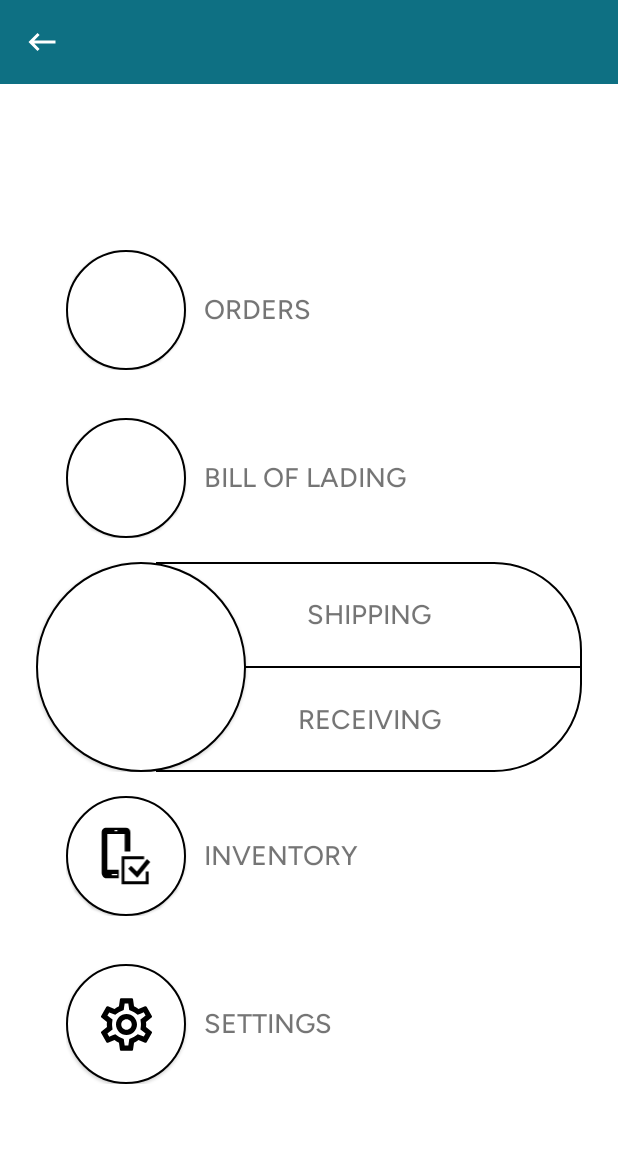
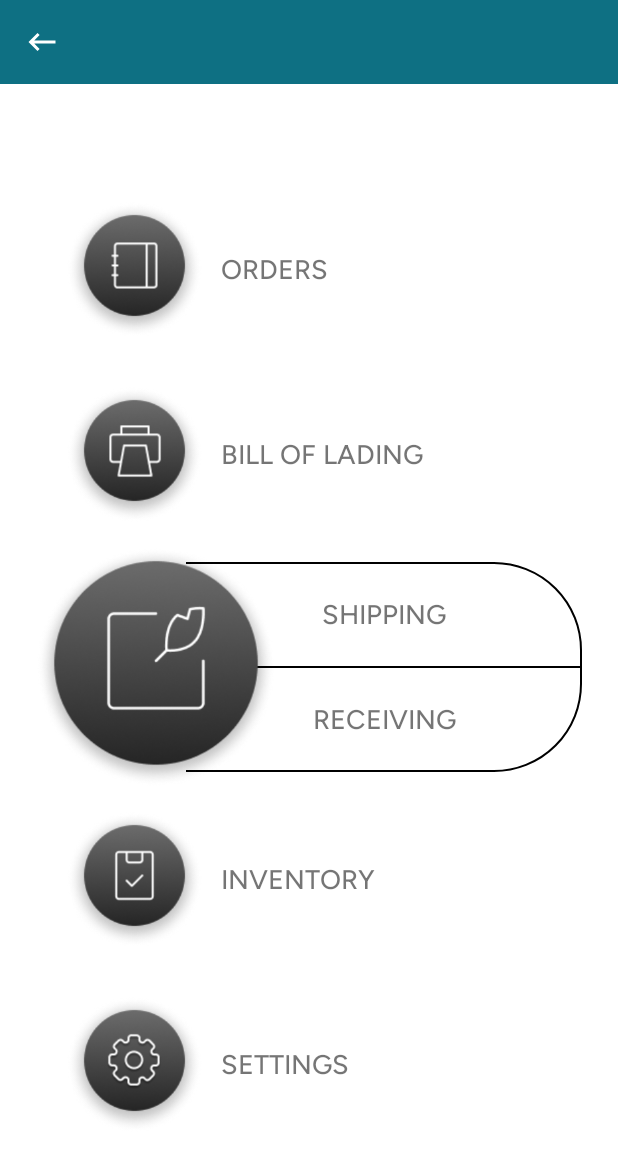
Before and after one commit to PlaidwareSolutions/myworkapp-cleantech-mobile, an Android app: the layout activity_home_screen.xml on its own in the app's theme, with its tools: preview values and no code run, on a phone screen of 412 x 824 dp. Shown: the top 1163 px of the screen. Run offline under Robolectric (Android 15) with nearby library versions, the phone set to English and light mode, and no system bars.

Commit message:
inventory fragment added

```diff
--- a/app/src/main/java/com/example/rfidapp/activity/PrepareShipmentActivity.kt
+++ b/app/src/main/java/com/example/rfidapp/activity/PrepareShipmentActivity.kt
@@ -1,5 +1,6 @@
 package com.example.rfidapp.activity
 
+import android.content.Intent
 import android.util.Log
 import androidx.activity.viewModels
 import androidx.recyclerview.widget.LinearLayoutManager
@@ -37,6 +38,10 @@ class PrepareShipmentActivity : ActBase<ActivityPrepareShipmentBinding>() {
                 }
             }
         }
+
+        binding.orderDetailsButton.setOnClickListener {
+            startActivity(Intent(this, OrderDetailActivity::class.java))
+        }
     }
 
     override fun bindMethods() {
--- a/app/src/main/res/drawable/ic_inventory.xml
+++ /dev/null
@@ -1,20 +0,0 @@
-<vector xmlns:android="http://schemas.android.com/apk/res/android"
-    android:width="71dp"
-    android:height="81dp"
-    android:viewportWidth="71"
-    android:viewportHeight="81">
-  <path
-      android:pathData="M66.941,80H26.924v-7.849H7.956C3.428,72.151 0,67.215 0,62.785V8.229C0,3.671 3.549,0 7.956,0h26.555c4.406,0 7.953,3.671 7.953,8.229v30.38h18.604v5.189l1.712,-2.152L70,47.974l-2.938,3.671V80z"
-      android:strokeLineJoin="round"
-      android:fillColor="@color/transparent"
-      android:strokeColor="@color/transparent"
-      android:fillType="evenOdd"
-      android:strokeLineCap="round"/>
-  <path
-      android:pathData="M65.594,78.607L29.126,78.607v-37.72h30.35v3.924L33.042,44.811v29.747h28.635L61.677,61.266h3.916zM50.296,69.874L38.058,57.848l3.919,-4.304 7.832,7.722 13.583,-16.582 4.285,3.798zM34.877,2.279L8.32,2.279c-3.304,0 -6.118,2.786 -6.118,6.329v54.557c0,3.418 2.695,7.467 6.118,7.467h17.011L25.331,59.115L9.913,59.115L9.913,10.76h23.375v23.67h7.711L40.999,8.483c0,-3.418 -2.695,-6.204 -6.121,-6.204zM15.909,64.683h7.465v1.9h-7.465v-1.9zM23.498,6.962h-3.795L19.703,5.318h3.795v1.645z"
-      android:strokeLineJoin="round"
-      android:fillColor="@color/black"
-      android:strokeColor="#00000000"
-      android:fillType="evenOdd"
-      android:strokeLineCap="round"/>
-</vector>
--- a/app/src/main/res/layout/activity_home_screen.xml
+++ b/app/src/main/res/layout/activity_home_screen.xml
@@ -38,9 +38,9 @@
             android:orientation="horizontal">
 
             <ImageView
-                android:layout_width="80dp"
-                android:layout_height="80dp"
-                android:background="@drawable/bg_circle"
+                android:layout_width="@dimen/_70sdp"
+                android:layout_height="@dimen/_70sdp"
+                android:background="@drawable/ic_files"
                 android:elevation="1dp"
                 android:importantForAccessibility="no"
                 android:scaleType="centerInside" />
@@ -75,9 +75,9 @@
             android:orientation="horizontal">
 
             <ImageView
-                android:layout_width="80dp"
-                android:layout_height="80dp"
-                android:background="@drawable/bg_circle"
+                android:layout_width="@dimen/_70sdp"
+                android:layout_height="@dimen/_70sdp"
+                android:src="@drawable/ic_bill_of_lading"
                 android:elevation="1dp"
                 android:importantForAccessibility="no"
                 android:scaleType="centerInside" />
@@ -110,10 +110,10 @@
 
             <ImageView
                 android:id="@+id/iconImage"
-                android:layout_width="140dp"
-                android:layout_height="140dp"
-                android:background="@drawable/bg_circle"
+                android:layout_width="160dp"
+                android:layout_height="160dp"
                 android:elevation="1dp"
+                android:src="@drawable/ic_begin_scanning"
                 android:fontFamily="@font/figtree_medium"
                 android:importantForAccessibility="no"
                 android:scaleType="centerInside" />
@@ -196,14 +196,12 @@
             android:orientation="horizontal">
 
             <ImageView
-                android:layout_width="80dp"
-                android:layout_height="80dp"
-                android:background="@drawable/bg_circle"
+                android:layout_width="@dimen/_70sdp"
+                android:layout_height="@dimen/_70sdp"
                 android:elevation="1dp"
-                android:padding="20dp"
                 android:src="@drawable/ic_inventory"
                 android:importantForAccessibility="no"
-                android:scaleType="centerInside" />
+                android:scaleType="fitXY" />
 
             <LinearLayout
                 android:layout_width="0dp"
@@ -235,14 +233,12 @@
             android:orientation="horizontal">
 
             <ImageView
-                android:layout_width="80dp"
-                android:layout_height="80dp"
-                android:background="@drawable/bg_circle"
+                android:layout_width="@dimen/_70sdp"
+                android:layout_height="@dimen/_70sdp"
                 android:elevation="1dp"
                 android:importantForAccessibility="no"
                 android:scaleType="centerInside"
-                android:src="@drawable/settings_42"
-                app:tint="@color/black" />
+                android:src="@drawable/ic_settings" />
 
             <LinearLayout
                 android:layout_width="0dp"
--- a/gradle/libs.versions.toml
+++ b/gradle/libs.versions.toml
@@ -25,6 +25,8 @@ rxjava = "2.2.10"
 sdpAndroid = "1.1.1"
 sspAndroid = "1.1.1"
 firebaseCrashlyticsBuildtoolsVersion = "3.0.2"
+activity = "1.9.3"
+constraintlayout = "2.2.0"
 
 
 [libraries]
@@ -56,6 +58,8 @@ rxjava = { module = "io.reactivex.rxjava2:rxjava", version.ref = "rxjava" }
 ssp-android = { module = "com.intuit.ssp:ssp-android", version.ref = "sspAndroid" }
 sdp-android = { module = "com.intuit.sdp:sdp-android", version.ref = "sdpAndroid" }
 firebase-crashlytics-buildtools = { group = "com.google.firebase", name = "firebase-crashlytics-buildtools", version.ref = "firebaseCrashlyticsBuildtoolsVersion" }
+androidx-activity = { group = "androidx.activity", name = "activity", version.ref = "activity" }
+androidx-constraintlayout = { group = "androidx.constraintlayout", name = "constraintlayout", version.ref = "constraintlayout" }
 
 
 [plugins]
```
Also changed, not shown: app/src/main/AndroidManifest.xml (+26 -15 lines), app/src/main/java/com/example/rfidapp/activity/InventoryItemsActivity.kt (added, +92 -0 lines), app/src/main/java/com/example/rfidapp/activity/OrderDetailActivity.kt (added, +24 -0 lines), app/src/main/java/com/example/rfidapp/fragment/InventoryItems.java (+13 -9 lines), app/src/main/java/com/example/rfidapp/util/ActBase.kt (+44 -2 lines), app/src/main/res/layout/activity_inventory_items.xml (added, +14 -0 lines), app/src/main/res/layout/activity_order_detail.xml (added, +60 -0 lines), app/src/main/res/drawable/ic_begin_scanning.png (added), app/src/main/res/drawable/ic_bill_of_lading.png (added), app/src/main/res/drawable/ic_files.png (added), app/src/main/res/drawable/ic_inventory.png (added), app/src/main/res/drawable/ic_settings.png (added).
